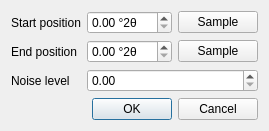
Parthasarathi-Ghosh/MudLab2, file src/mudlab/ui/strip_peak.ui: the form before one commit.
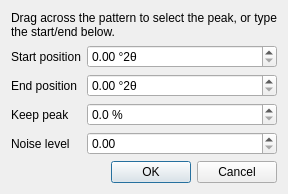
The form after the commit.

Commit message: Strip/Peak: drag-to-select range + Strip Peak "Keep peak %"

Patch:
```diff
--- a/src/mudlab/ui/strip_peak.ui
+++ b/src/mudlab/ui/strip_peak.ui
@@ -6,6 +6,16 @@
    <string>Strip Peak</string>
   </property>
   <layout class="QVBoxLayout" name="dialogLayout">
+   <item>
+    <widget class="QLabel" name="lbl_hint">
+     <property name="text">
+      <string>Drag across the pattern to select the peak, or type the start/end below.</string>
+     </property>
+     <property name="wordWrap">
+      <bool>true</bool>
+     </property>
+    </widget>
+   </item>
    <item>
     <layout class="QFormLayout" name="stripForm">
      <item row="0" column="0">
@@ -16,8 +26,6 @@
       </widget>
      </item>
      <item row="0" column="1">
-      <layout class="QHBoxLayout" name="startRow">
-       <item>
         <widget class="QDoubleSpinBox" name="strip_startx">
          <property name="suffix">
           <string> °2θ</string>
@@ -29,18 +37,6 @@
           <double>180.000000000000000</double>
          </property>
         </widget>
-       </item>
-       <item>
-        <widget class="QPushButton" name="cmd_sample_start">
-         <property name="toolTip">
-          <string>Select the position directly on the pattern</string>
-         </property>
-         <property name="text">
-          <string>Sample</string>
-         </property>
-        </widget>
-       </item>
-      </layout>
      </item>
      <item row="1" column="0">
       <widget class="QLabel" name="lbl_endpos">
@@ -50,8 +46,6 @@
       </widget>
      </item>
      <item row="1" column="1">
-      <layout class="QHBoxLayout" name="endRow">
-       <item>
         <widget class="QDoubleSpinBox" name="strip_endx">
          <property name="suffix">
           <string> °2θ</string>
@@ -63,31 +57,54 @@
           <double>180.000000000000000</double>
          </property>
         </widget>
-       </item>
-       <item>
-        <widget class="QPushButton" name="cmd_sample_end">
-         <property name="toolTip">
-          <string>Select the position directly on the pattern</string>
-         </property>
-         <property name="text">
-          <string>Sample</string>
-         </property>
-        </widget>
-       </item>
-      </layout>
      </item>
      <item row="2" column="0">
+      <widget class="QLabel" name="lbl_keep">
+       <property name="text">
+        <string>Keep peak</string>
+       </property>
+      </widget>
+     </item>
+     <item row="2" column="1">
+      <widget class="QDoubleSpinBox" name="keep_percent">
+       <property name="toolTip">
+        <string>How much of the peak's height above the background line to keep: 0% flattens it onto the line (a strip), 100% leaves it unchanged. Fractions are allowed; the value cannot go below 0.</string>
+       </property>
+       <property name="suffix">
+        <string> %</string>
+       </property>
+       <property name="decimals">
+        <number>1</number>
+       </property>
+       <property name="minimum">
+        <double>0.000000000000000</double>
+       </property>
+       <property name="maximum">
+        <double>100.000000000000000</double>
+       </property>
+       <property name="singleStep">
+        <double>1.000000000000000</double>
+       </property>
+       <property name="value">
+        <double>0.000000000000000</double>
+       </property>
+      </widget>
+     </item>
+     <item row="3" column="0">
       <widget class="QLabel" name="lbl_noise">
        <property name="text">
         <string>Noise level</string>
        </property>
       </widget>
      </item>
-     <item row="2" column="1">
+     <item row="3" column="1">
       <widget class="QDoubleSpinBox" name="noise_level">
        <property name="decimals">
         <number>2</number>
        </property>
+       <property name="minimum">
+        <double>0.000000000000000</double>
+       </property>
        <property name="maximum">
         <double>1000000.000000000000000</double>
        </property>
```
Left out of the diff: 9 changed lines with no effect on the pictures. Lines whose indentation alone changed are shown as unchanged. The commit also changes 12 other files.
